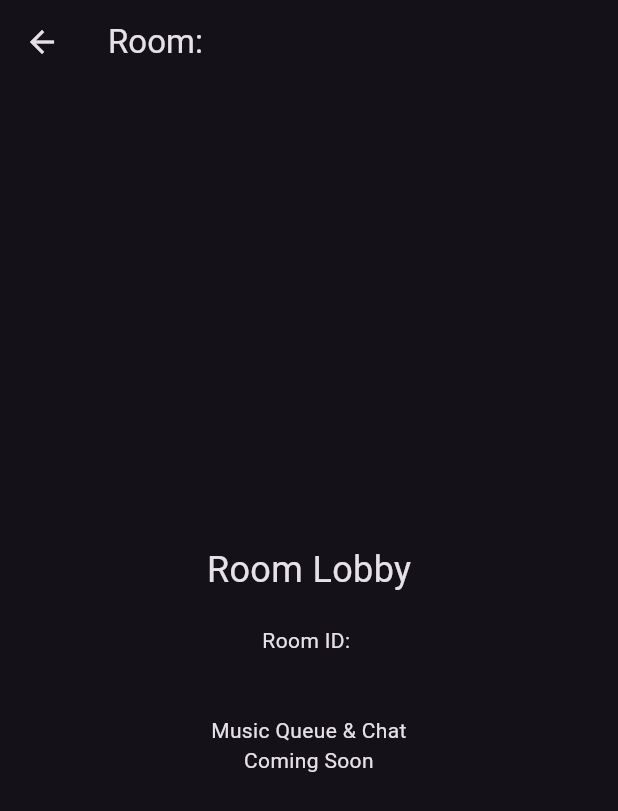
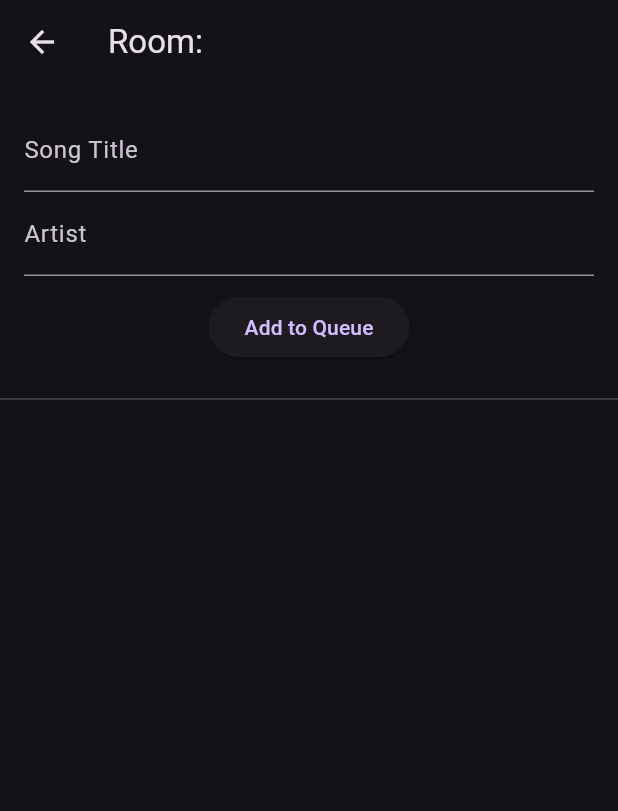
Before and after one commit to Superjzz12138/SocialAnxi-Project2, a Flutter app: the RoomLobbyScreen screen opened directly with empty values, on a phone screen of 412 x 824 dp. Shown: the top 811 px of the screen. Run offline on Flutter 3.47's test engine with Material 3 defaults, Android fonts, the light colour scheme and no system bars; our stand-ins replace cloud_firestore, firebase_auth, firebase_core; accounts and stored records are empty.

Commit message:
feat: add song and voting functionality

```diff
--- /dev/null
+++ b/socialanxi_project2/lib/features/queue/song_model.dart
@@ -0,0 +1,39 @@
+class Song {
+  final String id;
+  final String title;
+  final String artist;
+  final String coverUrl;
+  final String audioUrl;
+  int voteCount;
+
+  Song({
+    required this.id,
+    required this.title,
+    required this.artist,
+    required this.coverUrl,
+    required this.audioUrl,
+    this.voteCount = 0,
+  });
+
+  Map<String, dynamic> toMap() {
+    return {
+      'id': id,
+      'title': title,
+      'artist': artist,
+      'coverUrl': coverUrl,
+      'audioUrl': audioUrl,
+      'voteCount': voteCount,
+    };
+  }
+
+  factory Song.fromMap(Map<String, dynamic> map) {
+    return Song(
+      id: map['id'],
+      title: map['title'],
+      artist: map['artist'],
+      coverUrl: map['coverUrl'],
+      audioUrl: map['audioUrl'],
+      voteCount: map['voteCount'] ?? 0,
+    );
+  }
+}
--- a/socialanxi_project2/lib/features/room/room_lobby_screen.dart
+++ b/socialanxi_project2/lib/features/room/room_lobby_screen.dart
@@ -1,4 +1,6 @@
 import 'package:flutter/material.dart';
+import 'package:cloud_firestore/cloud_firestore.dart';
+import '../queue/song_model.dart';
 
 class RoomLobbyScreen extends StatefulWidget {
   final String roomId;
@@ -9,23 +11,126 @@ class RoomLobbyScreen extends StatefulWidget {
 }
 
 class _RoomLobbyScreenState extends State<RoomLobbyScreen> {
-  @override
+  final TextEditingController songTitleController = TextEditingController();
+  final TextEditingController artistController = TextEditingController();
+
+  Future<void> addSong() async {
+    final title = songTitleController.text.trim();
+    final artist = artistController.text.trim();
+
+    if (title.isEmpty || artist.isEmpty) return;
+
+    final song = Song(
+      id: DateTime.now().millisecondsSinceEpoch.toString(),
+      title: title,
+      artist: artist,
+      coverUrl: 'https://www.google.com/url?sa=t&source=web&rct=j&url=https%3A%2F%2Fopen.spotify.com%2Falbum%2F5LMVFKJxV1UtS1uZL2tOan&ved=0CBYQjRxqFwoTCMCn5vylnpQDFQAAAAAdAAAAABAG&opi=89978449',
+      audioUrl: '',
+    );
+
+    await FirebaseFirestore.instance
+    .collection('rooms')
+    .doc(widget.roomId)
+    .collection('queue')
+    .doc(song.id)
+    .set(song.toMap());
+
+    songTitleController.clear();
+    artistController.clear();
+
+    ScaffoldMessenger.of(context).showSnackBar(
+      const SnackBar(
+        content: Text('Song added to queue!')),
+    );
+  }
+
+@override
   Widget build(BuildContext context) {
     return Scaffold(
-      appBar: AppBar(title: Text('Room: ${widget.roomId}'),),
-      body: Center(
-        child: Column(
-          mainAxisAlignment: MainAxisAlignment.center,
-          children: [
-            const Text('Room Lobby', style: TextStyle(fontSize: 24),),
-            const SizedBox(height: 20,),
-            Text('Room ID: ${widget.roomId}'),
-            const SizedBox(height: 40,),
-            const Text('Music Queue & Chat\nComing Soon', textAlign: TextAlign.center,),
-          ],
-        ),
+      appBar: AppBar(title: Text('Room: ${widget.roomId}')),
+      body: Column(
+        children: [
+          // Add Song
+          Padding(
+            padding: const EdgeInsets.all(16.0),
+            child: Column(
+              children: [
+                TextField(
+                  controller: songTitleController,
+                  decoration: const InputDecoration(labelText: 'Song Title'),
+                ),
+                TextField(
+                  controller: artistController,
+                  decoration: const InputDecoration(labelText: 'Artist'),
+                ),
+                const SizedBox(height: 10),
+                ElevatedButton(
+                  onPressed: addSong,
+                  child: const Text('Add to Queue'),
+                ),
+              ],
+            ),
+          ),
+
+          const Divider(),
+
+          // Queue List
+          Expanded(
+            child: StreamBuilder<QuerySnapshot>(
+              stream: FirebaseFirestore.instance
+                  .collection('rooms')
+                  .doc(widget.roomId)
+                  .collection('queue')
+                  .snapshots(),
+              builder: (context, snapshot) {
+                if (!snapshot.hasData) {
+                  return const Center(child: CircularProgressIndicator());
+                }
+
+                final songs = snapshot.data!.docs.map((doc) {
+                  return Song.fromMap(doc.data() as Map<String, dynamic>);
+                }).toList();
+
+                return ListView.builder(
+                  itemCount: songs.length,
+                  itemBuilder: (context, index) {
+                    final song = songs[index];
+                    return ListTile(
+                      leading: const Icon(Icons.music_note),
+                      title: Text(song.title),
+                      subtitle: Text(song.artist),
+                      trailing: Row(
+                        mainAxisSize: MainAxisSize.min,
+                        children: [
+                          Text('${song.voteCount}'),
+                          IconButton(
+                            icon: const Icon(Icons.thumb_up),
+                            onPressed: () async {
+                              await FirebaseFirestore.instance
+                                  .collection('rooms')
+                                  .doc(widget.roomId)
+                                  .collection('queue')
+                                  .doc(song.id)
+                                  .update({'voteCount': song.voteCount + 1});
+                            },
+                          ),
+                        ],
+                      ),
+                    );
+                  },
+                );
+              },
+            ),
+          ),
+        ],
       ),
     );
   }
 
+  @override
+  void dispose() {
+    songTitleController.dispose();
+    artistController.dispose();
+    super.dispose();
+  }
 }
```
